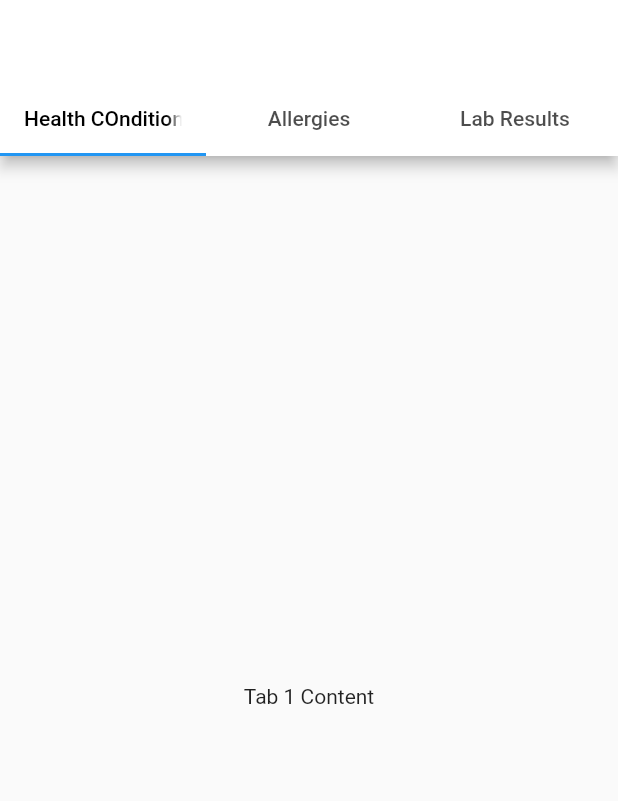
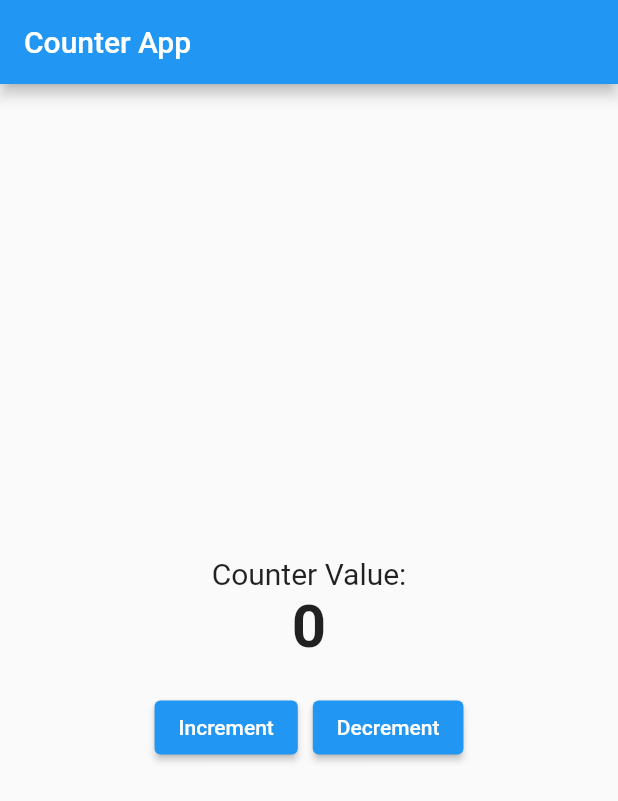
Before and after one commit to rohansolse/profiletrial, a Flutter app: the screen it shows after launch, on a phone screen of 412 x 824 dp. Shown: the top 801 px of the screen. Run offline on Flutter 3.47's test engine with Material 2 defaults, Android fonts, the phone set to English and light mode, and no system bars; our stand-ins replace bloc, flutter_bloc.

Commit message:
counter cubit

```diff
--- /dev/null
+++ b/lib/cubit/counter_cubit.dart
@@ -0,0 +1,9 @@
+// counter_cubit.dart
+import 'package:bloc/bloc.dart';
+
+class CounterCubit extends Cubit<int> {
+  CounterCubit() : super(0);
+
+  void increment() => emit(state + 1);
+  void decrement() => emit(state - 1);
+}
--- a/lib/main.dart
+++ b/lib/main.dart
@@ -1,69 +1,23 @@
+// main.dart
 import 'package:flutter/material.dart';
-import 'package:my_app/widget/table.dart';
-
-void main() {
-  runApp(const MyApp());
-}
+import 'package:flutter_bloc/flutter_bloc.dart';
+import 'package:my_app/cubit/counter_cubit.dart';
+import 'package:my_app/widget/counter_view.dart';
 
 class MyApp extends StatelessWidget {
   const MyApp({super.key});
 
   @override
   Widget build(BuildContext context) {
-    return const MaterialApp(
-      home: MyTabs(),
+    return MaterialApp(
+      home: BlocProvider(
+        create: (context) => CounterCubit(),
+        child: const CounterView(),
+      ),
     );
   }
 }
 
-class MyTabs extends StatefulWidget {
-  const MyTabs({super.key});
-
-  @override
-  // ignore: library_private_types_in_public_api
-  _MyTabsState createState() => _MyTabsState();
+void main() {
+  runApp(const MyApp());
 }
-
-class _MyTabsState extends State<MyTabs> with SingleTickerProviderStateMixin {
-  late TabController _tabController;
-
-  @override
-  void initState() {
-    super.initState();
-    _tabController = TabController(vsync: this, length: 3);
-  }
-
-  @override
-  void dispose() {
-    _tabController.dispose();
-    super.dispose();
-  }
-
-  @override
-  Widget build(BuildContext context) {
-    return Scaffold(
-      appBar: AppBar(
-        title: const Text('Tabs Example'),
-        backgroundColor: Colors.white,
-        bottom: TabBar(
-          controller: _tabController,
-          labelColor: Colors.black,
-          indicatorColor: Colors.blue,
-          tabs: const [
-            Tab(text: 'Health COnditionas'),
-            Tab(text: 'Allergies'),
-            Tab(text: 'Lab Results'),
-          ],
-        ),
-      ),
-      body: TabBarView(
-        controller: _tabController,
-        children: const [
-          Center(child: Text('Tab 1 Content')),
-          AllergiesTab(),
-          Center(child: Text('Tab 3 Content')),
-        ],
-      ),
-    );
-  }
-}
--- /dev/null
+++ b/lib/widget/counter_view.dart
@@ -0,0 +1,58 @@
+// counter_view.dart
+import 'package:flutter/material.dart';
+import 'package:flutter_bloc/flutter_bloc.dart';
+import 'package:my_app/cubit/counter_cubit.dart';
+
+class CounterView extends StatelessWidget {
+  const CounterView({super.key});
+
+  @override
+  Widget build(BuildContext context) {
+    return Scaffold(
+      appBar: AppBar(
+        title: const Text('Counter App'),
+      ),
+      body: Center(
+        child: Column(
+          mainAxisAlignment: MainAxisAlignment.center,
+          children: [
+            const Text(
+              'Counter Value:',
+              style: TextStyle(fontSize: 20),
+            ),
+            BlocBuilder<CounterCubit, int>(
+              builder: (context, state) {
+                return Text(
+                  '$state',
+                  style: const TextStyle(
+                    fontSize: 40,
+                    fontWeight: FontWeight.bold,
+                  ),
+                );
+              },
+            ),
+            const SizedBox(height: 20),
+            Row(
+              mainAxisAlignment: MainAxisAlignment.center,
+              children: [
+                ElevatedButton(
+                  onPressed: () {
+                    context.read<CounterCubit>().increment();
+                  },
+                  child: const Text('Increment'),
+                ),
+                const SizedBox(width: 10),
+                ElevatedButton(
+                  onPressed: () {
+                    context.read<CounterCubit>().decrement();
+                  },
+                  child: const Text('Decrement'),
+                ),
+              ],
+            ),
+          ],
+        ),
+      ),
+    );
+  }
+}
--- a/pubspec.yaml
+++ b/pubspec.yaml
@@ -36,6 +36,8 @@ dependencies:
   # Use with the CupertinoIcons class for iOS style icons.
   cupertino_icons: ^1.0.2
   scrollable_table_view: ^2.0.3
+  bloc: ^7.0.0
+  flutter_bloc: ^7.3.3
 
 dev_dependencies:
   flutter_test:
```
Also changed, not shown: lib/model/allergry_model.dart (deleted, +0 -30 lines), lib/widget/table.dart (deleted, +0 -118 lines), pubspec.lock, 1 other file.
